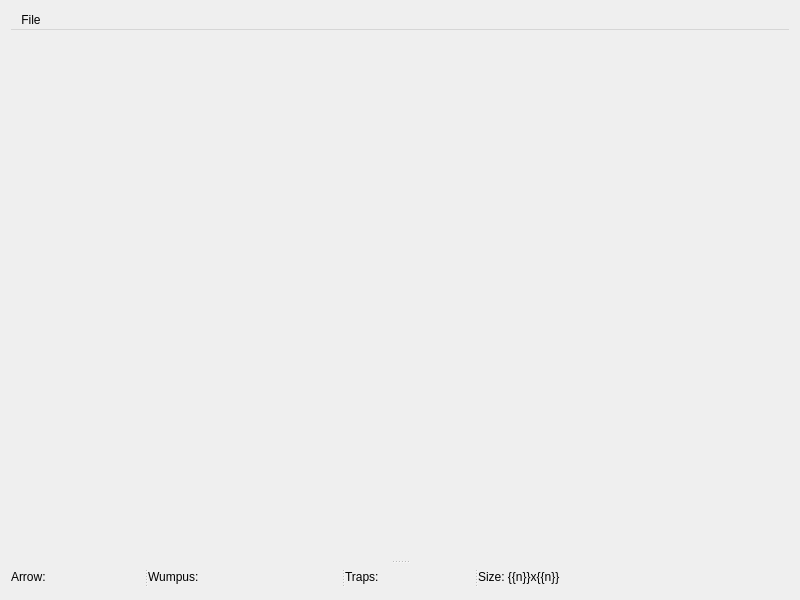
This is wumpus_simulator/ui/mainwindow.ui in dasys-lab/cnc-turtlebots as Qt 5 draws it before an edit. The edited form follows.
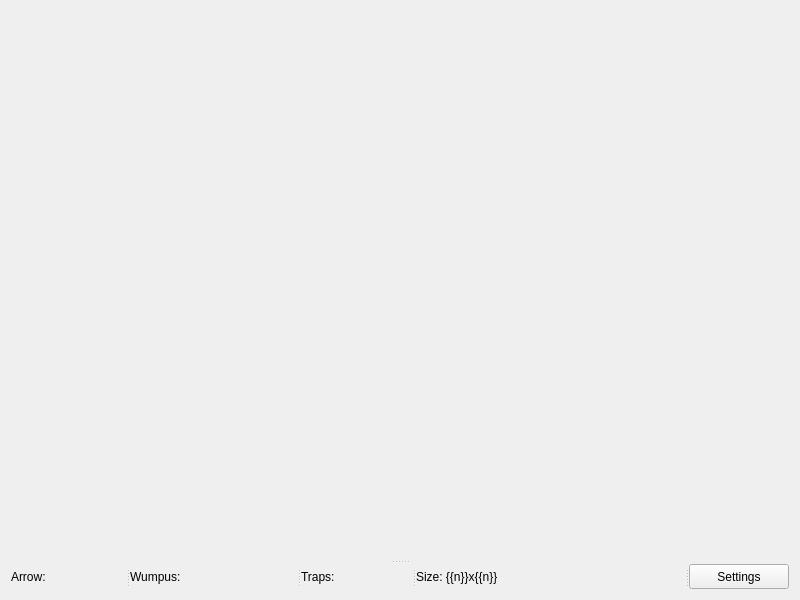
This is the edited form.

```diff
--- a/wumpus_simulator/ui/mainwindow.ui
+++ b/wumpus_simulator/ui/mainwindow.ui
@@ -14,20 +14,6 @@
    <string>MainWindow</string>
   </property>
   <layout class="QVBoxLayout" name="verticalLayout">
-   <item>
-    <widget class="QMenuBar" name="menuBar">
-     <widget class="QMenu" name="menuWumpus_Simulator">
-      <property name="title">
-       <string>File</string>
-      </property>
-      <addaction name="actionNew"/>
-      <addaction name="separator"/>
-      <addaction name="actionLoad"/>
-      <addaction name="actionSave"/>
-     </widget>
-     <addaction name="menuWumpus_Simulator"/>
-    </widget>
-   </item>
    <item>
     <layout class="QGridLayout" name="gridLayout_2">
      <item row="0" column="0">
@@ -92,6 +78,17 @@
           <string>Size: {{n}}x{{n}}</string>
          </property>
         </widget>
+        <widget class="QPushButton" name="settingsBtn">
+         <property name="maximumSize">
+          <size>
+           <width>100</width>
+           <height>16777215</height>
+          </size>
+         </property>
+         <property name="text">
+          <string>Settings</string>
+         </property>
+        </widget>
        </widget>
       </widget>
      </item>
```
Left out of the diff: 2 changed lines with no effect on the pictures.
